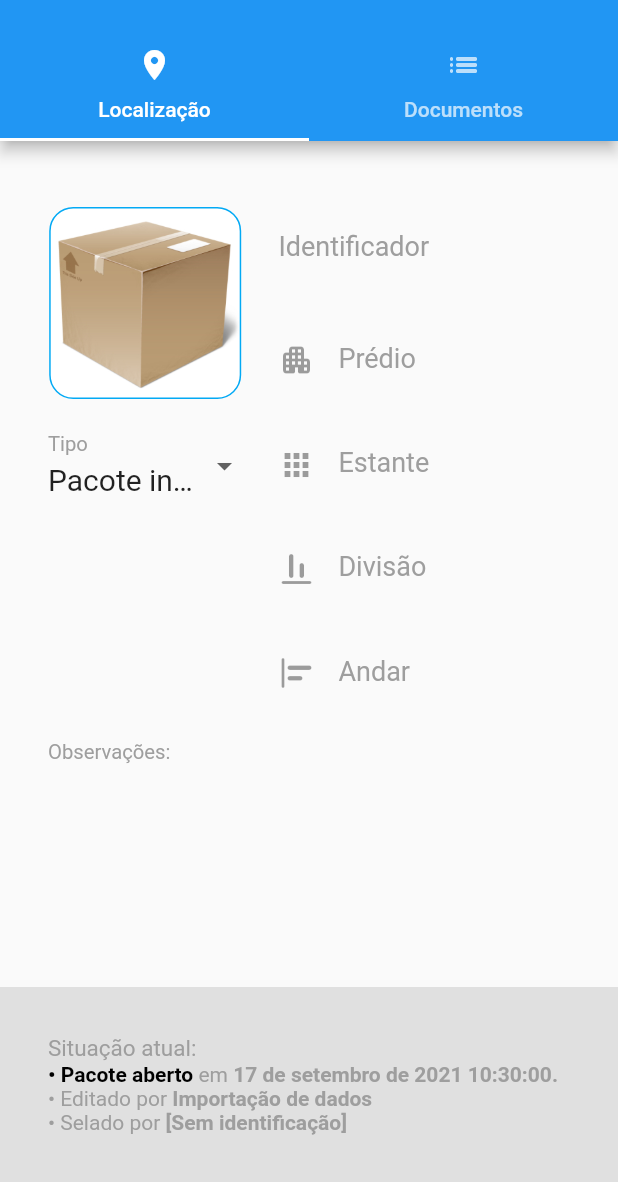
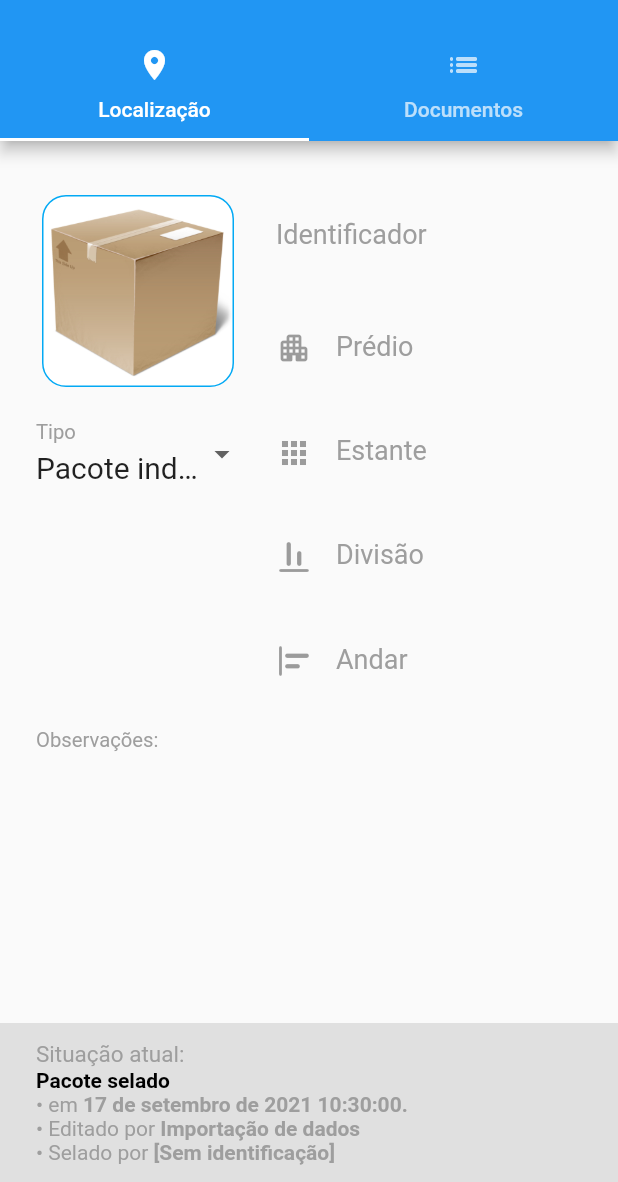
Before and after one commit to jeffpontocom/acervo_fisico, a Flutter app: the PacotePage screen opened directly with empty values, on a phone screen of 412 x 824 dp, the part 54-1236 px from its top. Run offline on Flutter 3.47's test engine with Material 2 defaults, Android fonts, the phone set to English and light mode, and no system bars; our stand-ins replace parse_server_sdk_flutter; statements that could not run were skipped.

Commit message:
Simple commit

```diff
--- a/lib/controllers/localizar_documento.dart
+++ b/lib/controllers/localizar_documento.dart
@@ -26,7 +26,7 @@
     // Verificar quantidade de caracteres minima (6000DC15200)
     if (query.length < 11) {
       print('Query tem menos de 11 caracteres');
-      ItemNaoLocalizado(context);
+      ItemNaoLocalizado(context: context);
       return;
     }
 
@@ -151,7 +151,7 @@
     // Sem folha e sem revisão: ANALISAR POSSIBILIDADE DE ERROS
     else {
       print('Avaliar query');
-      ItemNaoLocalizado(context);
+      ItemNaoLocalizado(context: context);
     }
     _printValores(assuntoBase, tipo, sequencial, idioma, folha, revisao);
   }
@@ -243,7 +243,7 @@
   void _apresentarResultados(List<Documento> documentos) {
     // Se nenhum documento localizado
     if (documentos.length == 0) {
-      ItemNaoLocalizado(context);
+      ItemNaoLocalizado(context: context);
     }
     // Se apenas um documento localizado, vai direto ao pacote
     else if (documentos.length == 1) {
--- a/lib/controllers/localizar_pacote.dart
+++ b/lib/controllers/localizar_pacote.dart
@@ -16,7 +16,7 @@
         });
     if (value == null || value!.trim().isEmpty) {
       Navigator.pop(context); // Finaliza indicador de progresso.
-      ItemSemVinculo(context);
+      ItemSemVinculo(context: context);
       return;
     }
     _aguardarBusca();
@@ -31,7 +31,7 @@
   void _apresentarResultados(List<Pacote> pacotes) {
     // Se não encontrar, mostrar dialogo de alerta
     if (pacotes.length <= 0) {
-      ItemNaoLocalizado(context);
+      ItemNaoLocalizado(context: context);
     }
     // Se encontrar termo exato, ir para Widget VerPacote()
     else if (pacotes.length == 1) {
--- a/lib/models/pacote.dart
+++ b/lib/models/pacote.dart
@@ -29,7 +29,7 @@
   String get identificador => get<String>(keyId) ?? '';
   set identificador(String value) => set<String>(keyId, value);
 
-  int get tipo => get<int>(keyTipo) ?? 0;
+  int get tipo => get<int>(keyTipo) ?? TipoPacote.INDEFINIDO.index;
   set tipo(int value) => set<int>(keyTipo, value);
 
   String get localPredio => get<String>(keyLocPredio) ?? '';
@@ -59,7 +59,7 @@
   ParseUser? get updatedBy => get<ParseUser>(keyUpdatedBy);
   set updatedBy(ParseUser? value) => set<ParseUser>(keyUpdatedBy, value!);
 
-  int get updatedAct => get<int>(keyUpdatedAct) ?? 0;
+  int get updatedAct => get<int>(keyUpdatedAct) ?? UpdatedAction.SELAR.index;
   set updatedAct(int value) => set<int>(keyUpdatedAct, value);
 
   ParseGeoPoint? get geoPoint => get<ParseGeoPoint>(keyGeoPoint);
--- a/lib/views/pacote_localizacao.dart
+++ b/lib/views/pacote_localizacao.dart
@@ -1,10 +1,7 @@
 import 'package:acervo_fisico/main.dart';
 import 'package:acervo_fisico/models/enums.dart';
-import 'package:acervo_fisico/models/pacote.dart';
 import 'package:acervo_fisico/styles/app_styles.dart';
-import 'package:flutter/cupertino.dart';
 import 'package:flutter/material.dart';
-import 'package:flutter/painting.dart';
 import 'package:intl/intl.dart';
 
 import 'pacote_page.dart';
@@ -166,14 +163,18 @@
     return Column(
       crossAxisAlignment: CrossAxisAlignment.start,
       children: [
-        Text('Situação atual:',
-            style: const TextStyle(color: Colors.grey, fontSize: 15)),
         Wrap(
           children: [
-            Text('• ${mPacote.actionToString}',
+            Text('Situação atual: ',
+                style: const TextStyle(color: Colors.grey, fontSize: 15)),
+          ],
+        ),
+        Text('${mPacote.actionToString}',
             style: const TextStyle(
                 color: Colors.black, fontWeight: FontWeight.bold)),
-            Text(' em ', style: const TextStyle(color: Colors.grey)),
+        Wrap(
+          children: [
+            Text('• em ', style: const TextStyle(color: Colors.grey)),
             Text('${_dateFormat.format(mPacote.updatedAt)}.',
                 style: const TextStyle(
                     color: Colors.grey, fontWeight: FontWeight.bold)),
@@ -295,7 +296,7 @@
                 child: Column(
                   children: [
                     Padding(
-                      padding: EdgeInsets.all(32),
+                      padding: EdgeInsets.all(24),
                       child: Column(
                         children: [
                           Row(
@@ -339,11 +340,14 @@
                 ),
               ),
             ),
-            Container(
+            editMode.value
+                ? Container()
+                : Container(
                     width: double.infinity,
                     color: Colors.grey.shade300,
                     child: Padding(
-                padding: EdgeInsets.all(32),
+                      padding:
+                          EdgeInsets.symmetric(horizontal: 24, vertical: 12),
                       child: alteracoes,
                     ),
                   ),
--- a/lib/views/pacote_page.dart
+++ b/lib/views/pacote_page.dart
@@ -8,7 +8,8 @@
 import 'pacote_localizacao.dart';
 
 late Pacote mPacote;
-ValueNotifier<bool> editMode = ValueNotifier(false);
+ValueNotifier<bool> editMode = new ValueNotifier(false);
+var refresh;
 
 class PacotePage extends StatefulWidget {
   final Pacote pacote;
@@ -23,10 +24,18 @@
   @override
   void initState() {
     mPacote = widget.pacote;
-    editMode.addListener(() {
+    editMode.value = false;
+    refresh = () {
       setState(() {});
-    });
+    };
+    editMode.addListener(refresh);
     super.initState();
+  }
+
+  @override
+  void dispose() {
+    editMode.removeListener(refresh);
+    super.dispose();
   }
 
   @override
```
Also changed, not shown: lib/controllers/novo_pacote.dart (+27 -19 lines), lib/views/login.dart (+47 -16 lines), lib/views/messages.dart (+18 -8 lines), lib/views/pacote_documentos.dart (+16 -4 lines). Lines whose indentation alone changed are shown as unchanged.
